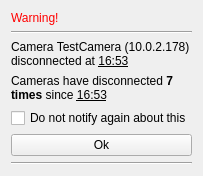
Qt form client/src/ui/widgets/popup_widget.ui (networkoptix/nx_open) before a commit.
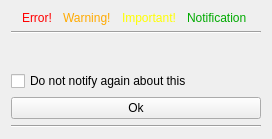
The same form after that commit. Icons and pictures are not drawn.

Commit message:
Business events: nicer popup widget, ignore works
<==== Mercurial data ====>
Branch: master

```diff
--- a/client/src/ui/widgets/popup_widget.ui
+++ b/client/src/ui/widgets/popup_widget.ui
@@ -6,8 +6,8 @@
    <rect>
     <x>0</x>
     <y>0</y>
-    <width>258</width>
-    <height>195</height>
+    <width>272</width>
+    <height>139</height>
    </rect>
   </property>
   <property name="sizePolicy">
@@ -23,11 +23,13 @@
    <bool>true</bool>
   </property>
   <layout class="QVBoxLayout" name="verticalLayout">
-   <property name="sizeConstraint">
-    <enum>QLayout::SetFixedSize</enum>
+   <item>
+    <layout class="QHBoxLayout" name="horizontalLayout">
+     <property name="spacing">
+      <number>0</number>
    </property>
    <item>
-    <widget class="QLabel" name="label">
+      <widget class="QLabel" name="errorLabel">
      <property name="sizePolicy">
       <sizepolicy hsizetype="Fixed" vsizetype="Fixed">
        <horstretch>0</horstretch>
@@ -35,9 +37,50 @@
       </sizepolicy>
      </property>
      <property name="text">
-      <string>&lt;html&gt;&lt;head/&gt;&lt;body&gt;&lt;p&gt;&lt;span style=&quot; color:#ff0000;&quot;&gt;Warning!&lt;/span&gt;&lt;/p&gt;&lt;/body&gt;&lt;/html&gt;</string>
-     </property>
-    </widget>
+        <string>&lt;html&gt;&lt;head/&gt;&lt;body&gt;&lt;p&gt;&lt;span style=&quot; color:#ff0000;&quot;&gt;Error!&lt;/span&gt;&lt;/p&gt;&lt;/body&gt;&lt;/html&gt;</string>
+       </property>
+      </widget>
+     </item>
+     <item>
+      <widget class="QLabel" name="warningLabel">
+       <property name="sizePolicy">
+        <sizepolicy hsizetype="Fixed" vsizetype="Fixed">
+         <horstretch>0</horstretch>
+         <verstretch>0</verstretch>
+        </sizepolicy>
+       </property>
+       <property name="text">
+        <string>&lt;html&gt;&lt;head/&gt;&lt;body&gt;&lt;p&gt;&lt;span style=&quot; color:#ffaa00;&quot;&gt;Warning!&lt;/span&gt;&lt;/p&gt;&lt;/body&gt;&lt;/html&gt;</string>
+       </property>
+      </widget>
+     </item>
+     <item>
+      <widget class="QLabel" name="importantLabel">
+       <property name="sizePolicy">
+        <sizepolicy hsizetype="Fixed" vsizetype="Fixed">
+         <horstretch>0</horstretch>
+         <verstretch>0</verstretch>
+        </sizepolicy>
+       </property>
+       <property name="text">
+        <string>&lt;html&gt;&lt;head/&gt;&lt;body&gt;&lt;p&gt;&lt;span style=&quot; color:#ffff00;&quot;&gt;Important!&lt;/span&gt;&lt;/p&gt;&lt;/body&gt;&lt;/html&gt;</string>
+       </property>
+      </widget>
+     </item>
+     <item>
+      <widget class="QLabel" name="notificationLabel">
+       <property name="sizePolicy">
+        <sizepolicy hsizetype="Fixed" vsizetype="Fixed">
+         <horstretch>0</horstretch>
+         <verstretch>0</verstretch>
+        </sizepolicy>
+       </property>
+       <property name="text">
+        <string>&lt;html&gt;&lt;head/&gt;&lt;body&gt;&lt;p&gt;&lt;span style=&quot; color:#00aa00;&quot;&gt;Notification&lt;/span&gt;&lt;/p&gt;&lt;/body&gt;&lt;/html&gt;</string>
+       </property>
+      </widget>
+     </item>
+    </layout>
    </item>
    <item>
     <widget class="Line" name="line">
@@ -47,20 +90,7 @@
     </widget>
    </item>
    <item>
-    <widget class="QLabel" name="label_2">
-     <property name="text">
-      <string>&lt;html&gt;&lt;head/&gt;&lt;body&gt;&lt;p&gt;Camera &lt;img src=&quot;:/skin/tree/camera_offline.png&quot; width=&quot;16&quot; height=&quot;16&quot;/&gt;TestCamera (10.0.2.178) disconnected at &lt;span style=&quot; text-decoration: underline;&quot;&gt;16:53&lt;/span&gt;&lt;/p&gt;&lt;/body&gt;&lt;/html&gt;</string>
-     </property>
-     <property name="wordWrap">
-      <bool>true</bool>
-     </property>
-    </widget>
-   </item>
-   <item>
-    <widget class="QLabel" name="label_3">
-     <property name="text">
-      <string>&lt;html&gt;&lt;head/&gt;&lt;body&gt;&lt;p&gt;Cameras have disconnected &lt;span style=&quot; font-weight:600;&quot;&gt;7 times&lt;/span&gt; since &lt;span style=&quot; text-decoration: underline;&quot;&gt;16:53&lt;/span&gt;&lt;/p&gt;&lt;/body&gt;&lt;/html&gt;</string>
-     </property>
+    <widget class="QLabel" name="eventLabel">
      <property name="wordWrap">
       <bool>true</bool>
      </property>
```
Lines whose indentation alone changed are shown as unchanged. The commit also changes 4 other files.
